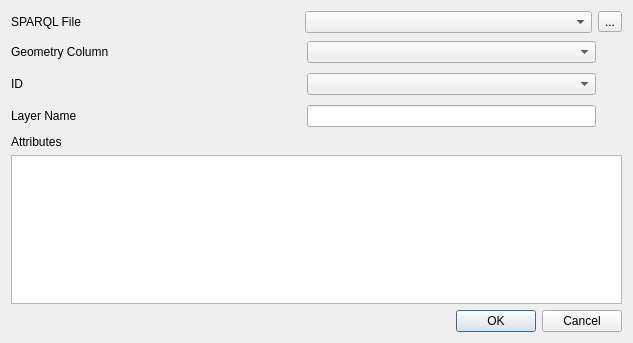
First picture: the form in dbcells_plugin_dialog_base.ui, repository dbcells/dbcells-plugin, before the edit.
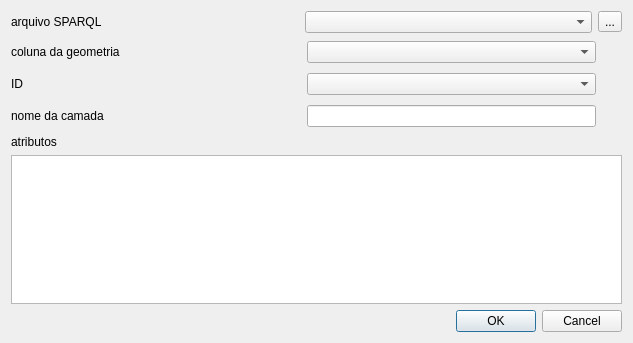
Second picture: the form after the edit.

```diff
--- a/dbcells_plugin_dialog_base.ui
+++ b/dbcells_plugin_dialog_base.ui
@@ -27,7 +27,7 @@
           </size>
          </property>
          <property name="text">
-          <string>SPARQL File</string>
+          <string>arquivo SPARQL</string>
          </property>
         </widget>
        </item>
@@ -55,7 +55,7 @@
        <item>
         <widget class="QLabel" name="label_3">
          <property name="text">
-          <string>Geometry Column</string>
+          <string>coluna da geometria </string>
          </property>
         </widget>
        </item>
@@ -147,7 +147,7 @@
           </size>
          </property>
          <property name="text">
-          <string>Layer Name</string>
+          <string>nome da camada</string>
          </property>
         </widget>
        </item>
@@ -190,7 +190,7 @@
        <item>
         <widget class="QLabel" name="label_5">
          <property name="text">
-          <string>Attributes</string>
+          <string>atributos</string>
          </property>
         </widget>
        </item>
```
Left out of the diff: 22 changed lines with no effect on the pictures.
